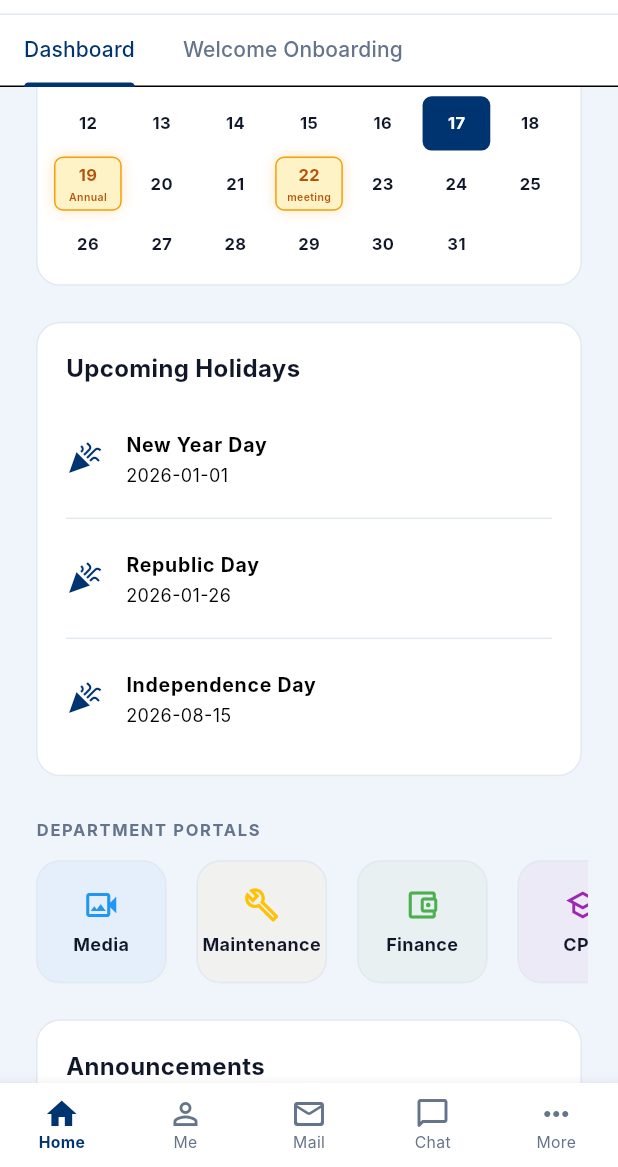
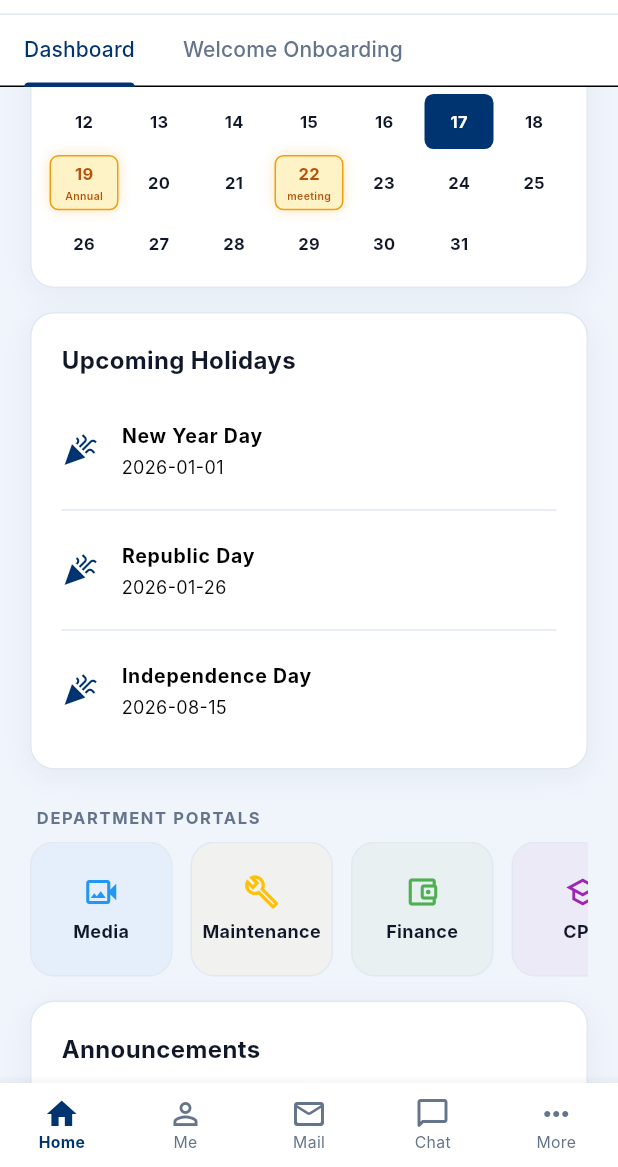
Before and after one commit to vinodh1299/HRMs-ERP, a Flutter app: the DashboardScreen screen opened by its route, scrolled down 576 dp, on a phone screen of 412 x 824 dp, the part 69-1236 px from its top. Run offline on Flutter 3.47's test engine with Material 3 defaults, Android fonts, the phone set to English and light mode, and no system bars; our stand-ins replace dio, flutter_riverpod, flutter_secure_storage, go_router; accounts and stored records are empty; Roboto replaces fonts that are missing (Inter).

Commit message:
style: Redesign dashboard card layout to standardize border shapes, margins, and shadows for perfect visual alignment

```diff
--- a/frontend/lib/screens/home/dashboard_screen.dart
+++ b/frontend/lib/screens/home/dashboard_screen.dart
@@ -131,13 +131,11 @@
               return Container(
                 margin: const EdgeInsets.only(right: 12),
                 width: 95,
-                child: Card(
-                  elevation: 0,
-                  shape: RoundedRectangleBorder(
+                decoration: BoxDecoration(
+                  color: color.withOpacity(0.05),
                   borderRadius: BorderRadius.circular(16),
-                    side: BorderSide(color: AppTheme.borderGrey, width: 1),
-                  ),
-                  color: color.withOpacity(0.05),
+                  border: Border.all(color: AppTheme.borderGrey, width: 1),
+                ),
                 child: InkWell(
                   borderRadius: BorderRadius.circular(16),
                   onTap: () => _openDepartmentSheet(context, name, icon, color),
@@ -158,7 +156,6 @@
                         overflow: TextOverflow.ellipsis,
                       ),
                     ],
-                    ),
                   ),
                 ),
               );
@@ -959,8 +956,15 @@
     final leaveState = ref.watch(leaveProvider);
     final holidays = leaveState.holidays;
 
-    return Card(
-      child: Padding(
+    return Container(
+      decoration: BoxDecoration(
+        color: Colors.white,
+        borderRadius: BorderRadius.circular(16),
+        border: Border.all(color: AppTheme.borderGrey),
+        boxShadow: [
+          BoxShadow(color: AppTheme.primary.withOpacity(0.05), blurRadius: 16, offset: const Offset(0, 4)),
+        ],
+      ),
       padding: const EdgeInsets.all(20),
       child: Column(
         crossAxisAlignment: CrossAxisAlignment.start,
@@ -988,13 +992,19 @@
             ),
         ],
       ),
-      ),
     );
   }
 
   Widget _buildAnnouncementsFeed() {
-    return Card(
-      child: Padding(
+    return Container(
+      decoration: BoxDecoration(
+        color: Colors.white,
+        borderRadius: BorderRadius.circular(16),
+        border: Border.all(color: AppTheme.borderGrey),
+        boxShadow: [
+          BoxShadow(color: AppTheme.primary.withOpacity(0.05), blurRadius: 16, offset: const Offset(0, 4)),
+        ],
+      ),
       padding: const EdgeInsets.all(20),
       child: Column(
         crossAxisAlignment: CrossAxisAlignment.start,
@@ -1049,13 +1059,19 @@
             ),
         ],
       ),
-      ),
     );
   }
 
   Widget _buildCelebrationsWidget() {
-    return Card(
-      child: Padding(
+    return Container(
+      decoration: BoxDecoration(
+        color: Colors.white,
+        borderRadius: BorderRadius.circular(16),
+        border: Border.all(color: AppTheme.borderGrey),
+        boxShadow: [
+          BoxShadow(color: AppTheme.primary.withOpacity(0.05), blurRadius: 16, offset: const Offset(0, 4)),
+        ],
+      ),
       padding: const EdgeInsets.all(20),
       child: Column(
         crossAxisAlignment: CrossAxisAlignment.start,
@@ -1080,13 +1096,19 @@
           ),
         ],
       ),
-      ),
     );
   }
 
   Widget _buildPollsWidget() {
-    return Card(
-      child: Padding(
+    return Container(
+      decoration: BoxDecoration(
+        color: Colors.white,
+        borderRadius: BorderRadius.circular(16),
+        border: Border.all(color: AppTheme.borderGrey),
+        boxShadow: [
+          BoxShadow(color: AppTheme.primary.withOpacity(0.05), blurRadius: 16, offset: const Offset(0, 4)),
+        ],
+      ),
       padding: const EdgeInsets.all(20),
       child: Column(
         crossAxisAlignment: CrossAxisAlignment.start,
@@ -1123,7 +1145,6 @@
               );
             }).toList(),
         ],
-        ),
       ),
     );
   }
@@ -1474,9 +1495,15 @@
     final monthName = DateFormat('MMMM yyyy').format(_currentMonth);
     const weekdays = ['S', 'M', 'T', 'W', 'T', 'F', 'S'];
 
-    return Card(
-      elevation: 0,
-      child: Padding(
+    return Container(
+      decoration: BoxDecoration(
+        color: Colors.white,
+        borderRadius: BorderRadius.circular(16),
+        border: Border.all(color: AppTheme.borderGrey),
+        boxShadow: [
+          BoxShadow(color: AppTheme.primary.withOpacity(0.05), blurRadius: 16, offset: const Offset(0, 4)),
+        ],
+      ),
       padding: const EdgeInsets.symmetric(horizontal: 12.0, vertical: 10.0),
       child: Column(
         crossAxisAlignment: CrossAxisAlignment.stretch,
@@ -1629,7 +1656,6 @@
           ),
         ],
       ),
-      ),
     );
   }
 
```
Lines whose indentation alone changed are shown as unchanged.
